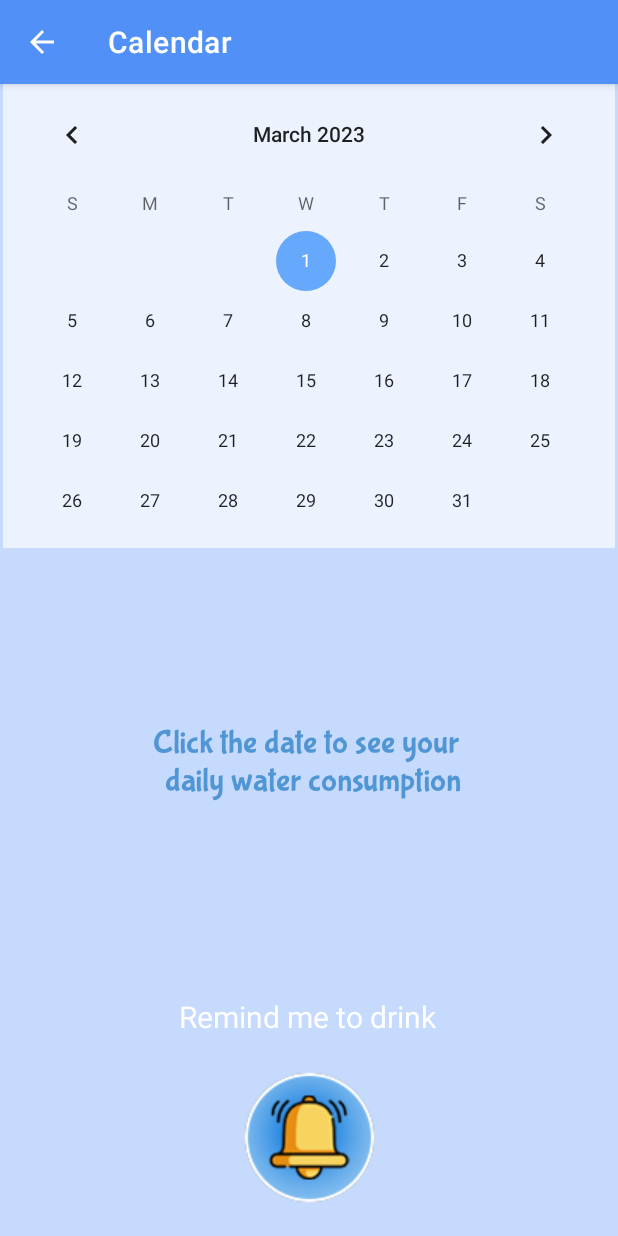
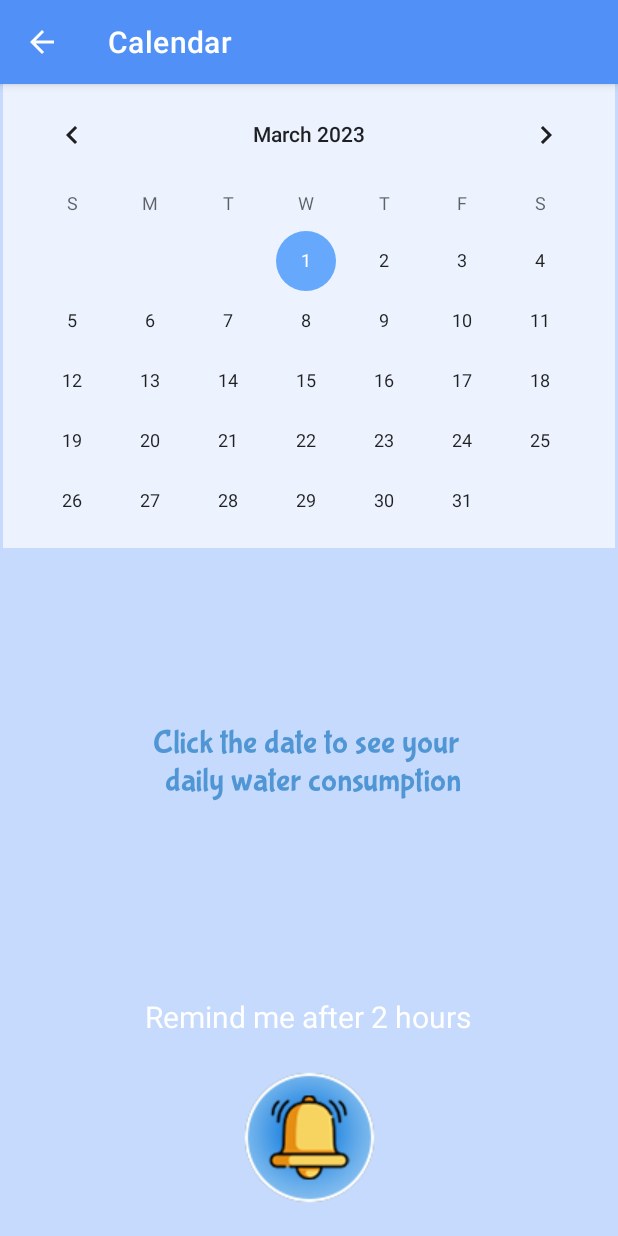
Before and after one commit to Samikshap85/MyWaterTracker, an Android app: the CalendarActivity screen opened directly, with no data from a screen before it, on a phone screen of 412 x 824 dp. Run offline under Robolectric (Android 15) with nearby library versions, the phone set to English and light mode, and no system bars; Roboto replaces fonts that are not available here.

Commit message:
Some logics are changed

```diff
--- a/app/src/main/res/values/strings.xml
+++ b/app/src/main/res/values/strings.xml
@@ -20,6 +20,6 @@
         In addition to drinking enough water, it is important to pay attention to the quality of
         your drinking water.
       </string>
-    <string name="remind_me">Remind me to drink </string>
+    <string name="remind_me">Remind me after 2 hours</string>
     <string name="show_daily_consumption">Click the date to see your daily water consumption</string>
 </resources>
```
Also changed, not shown: app/src/main/java/com/example/waterreminder/MainActivity.java (+19 -2 lines).
